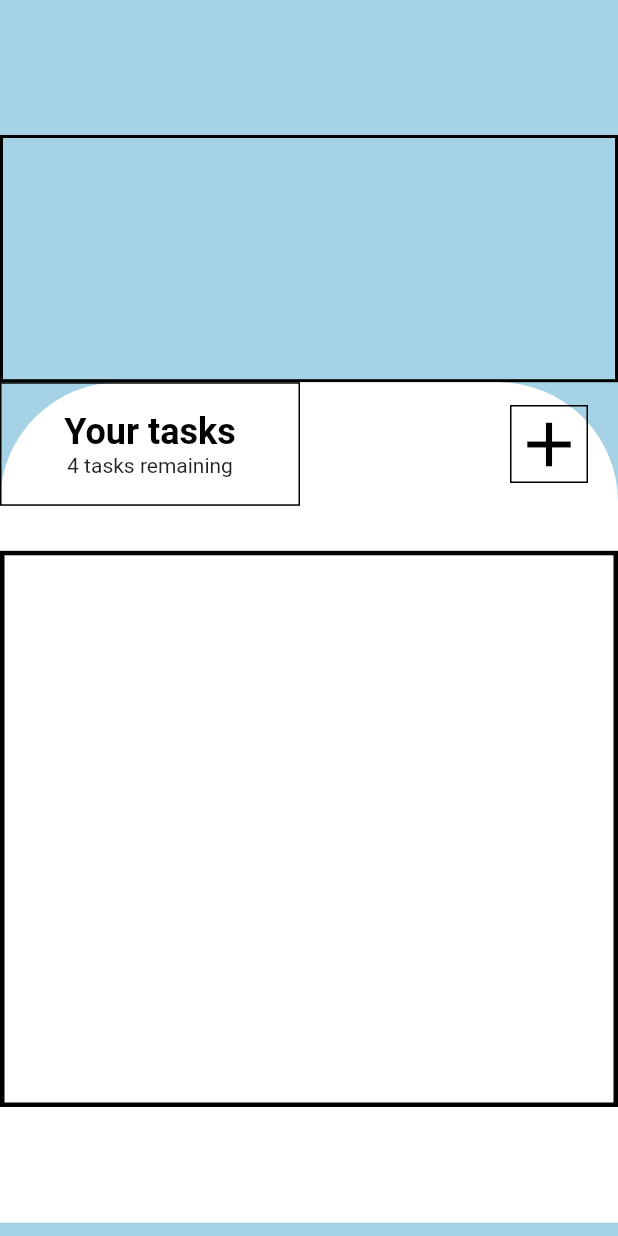
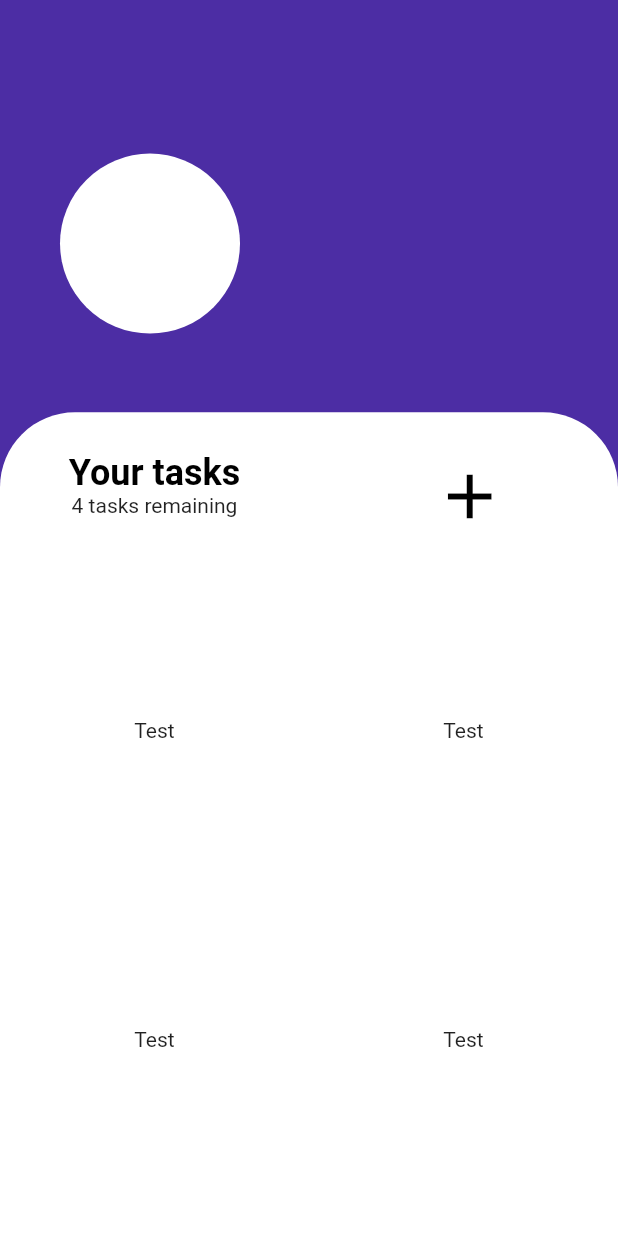
Before and after one commit to Maik96/GetYourTasksDone, a Flutter app: the HomeScreenContent screen opened directly with empty values, on a phone screen of 412 x 824 dp. Run offline on Flutter 3.47's test engine with Material 2 defaults, Android fonts, the phone set to English and light mode, and no system bars.

Commit message:
Working on User Interface, Adding some files, Working on file structure

```diff
--- a/doyourtasks/lib/views/home_screen/home_screen.dart
+++ b/doyourtasks/lib/views/home_screen/home_screen.dart
@@ -1,3 +1,5 @@
+import 'package:doyourtasks/views/add_screen/add_conent_view.dart';
+import 'package:doyourtasks/views/task_view/task_content_view.dart';
 import 'package:flutter/material.dart';
 
 class HomeScreenContent extends StatelessWidget {
@@ -12,42 +14,64 @@ class HomeScreenContent extends StatelessWidget {
   final String name;
   final String afternoonText;
 
+  void _navigateToAddScreen(BuildContext context) {
+    Navigator.of(context)
+        .push(MaterialPageRoute(builder: (context) => AddContentView()));
+  }
+
   @override
   Widget build(BuildContext context) {
     return Scaffold(
       body: Container(
         height: size.height,
         decoration:
-              const BoxDecoration(color: Color.fromARGB(255, 166, 210, 230)),
-          child: Column(children: [
-            SizedBox(width: size.width, height: 90),
+            const BoxDecoration(color: Color.fromARGB(250, 73, 41, 162)),
+        child: Column(
+          children: [
+            SizedBox(width: size.width, height: 80),
             Container(
               width: size.width,
               height: size.height * 0.2,
-              decoration: BoxDecoration(border: Border.all(width: 2)),
+              // decoration: BoxDecoration(border: Border.all(width: 2)),
               child: Row(children: [
                 const SizedBox(
-                    height: 40,
-                    width: 150), // Wird nacher gefuellt mit einem Icon
+                  width: 40,
+                ),
                 Container(
+                  decoration: const BoxDecoration(
+                      // border: Border.all(width: 2),
+                      color: Colors.white,
+                      borderRadius: BorderRadius.all(Radius.circular(100))),
+                  height: 120,
+                  width: 120,
+                  //    child: const Icon(
+                  //    Icons.boy,
+                  //  color: Colors.black,
+                  // size: 90,
+                  //  ),
+                ),
+                // Wird nacher gefuellt mit einem Icon
+                Container(
+                  // decoration: BoxDecoration(border: Border.all(width: 2)),
                   width: 180,
-                  height: 100,
-                  // decoration: BoxDecoration(border: Border.all(width: 2)),
+                  height: 120,
                   child: Column(
                       mainAxisAlignment: MainAxisAlignment.center,
                       children: [
                         Text(
                           name,
                           style: const TextStyle(
-                            color: Colors.black,
+                            color: Color.fromARGB(255, 255, 255, 255),
                             fontWeight: FontWeight.bold,
+                            fontFamily: 'Montserrat',
                             fontSize: 40,
                           ),
                         ),
                         Text(
                           afternoonText,
                           style: const TextStyle(
-                            color: Colors.grey,
+                            color: Color.fromARGB(255, 211, 211, 211),
+                            fontFamily: 'Roboto',
                             fontSize: 20,
                           ),
                         ),
@@ -55,21 +79,28 @@ class HomeScreenContent extends StatelessWidget {
                 ),
               ]),
             ),
+            SizedBox(
+              height: 30,
+            ),
             Center(
               child: Align(
                 alignment: Alignment.bottomCenter,
                 child: Container(
-                    height: size.height * 0.68,
+                  height: size.height * 0.67,
                   width: size.width,
                   alignment: Alignment.bottomLeft,
                   decoration: const BoxDecoration(
                       borderRadius: BorderRadius.only(
-                          topRight: Radius.circular(80),
-                          topLeft: Radius.circular(80),
+                        topRight: Radius.circular(50),
+                        topLeft: Radius.circular(50),
                       ),
                       color: Colors.white),
                   child: Column(
                     children: [
+                      Container(
+                        width: 30,
+                        height: 7,
+                      ),
                       Align(
                         child: Container(
                           width: size.width,
@@ -80,9 +111,10 @@ class HomeScreenContent extends StatelessWidget {
                               children: [
                                 Container(
                                     height: 100,
-                                      width: 200,
+                                    width: size.width * 0.5,
                                     decoration: BoxDecoration(
-                                          border: Border.all(width: 1)),
+                                        //  border: Border.all(width: 1)
+                                        ),
                                     child: Column(
                                       mainAxisAlignment:
                                           MainAxisAlignment.center,
@@ -99,33 +131,48 @@ class HomeScreenContent extends StatelessWidget {
                                             textAlign: TextAlign.center),
                                       ],
                                     )),
-                                  const SizedBox(
-                                    height: 30,
-                                    width: 140,
+                                Container(
+                                  decoration: const BoxDecoration(
+                                      // border: Border.all(width: 2),
+                                      ),
+                                  height: 10,
+                                  width: size.width * 0.18,
                                 ),
                                 Container(
-                                      decoration: BoxDecoration(
-                                          border: Border.all(width: 1)),
-                                      child: const Icon(
+                                  decoration: const BoxDecoration(
+                                      // border: Border.all(width: 1)
+                                      ),
+                                  height: 50,
+                                  width: 50,
+                                  child: IconButton(
+                                    icon: const Icon(
                                       Icons.add,
+                                      size: 50,
+                                    ),
                                     color: Colors.black,
-                                        size: 50,
-                                      )),
+                                    onPressed: () {
+                                      _navigateToAddScreen(context);
+                                    },
+                                  ),
+                                ),
                               ]),
                         ),
                       ),
-                        SizedBox(height: 30, width: size.width),
+                      SizedBox(height: 20, width: size.width),
                       Container(
                         width: size.width,
                         height: size.height * 0.45,
-                          decoration:
-                              BoxDecoration(border: Border.all(width: 3)),
+                        //   decoration: BoxDecoration(border: Border.all(width: 2)),
+                        child: TaskContentView(),
                       ),
                     ],
-                    )),
                   ),
                 ),
-          ])),
+              ),
+            ),
+          ],
+        ),
+      ),
     );
   }
 }
--- /dev/null
+++ b/doyourtasks/lib/views/task_view/task_content_view.dart
@@ -0,0 +1,19 @@
+import 'package:flutter/material.dart';
+
+class TaskContentView extends StatelessWidget {
+  const TaskContentView({
+    Key? key,
+  }) : super(key: key);
+
+  @override
+  Widget build(BuildContext context) {
+    return GridView.count(
+      crossAxisCount: 2,
+      children: List.generate(10, (index) {
+        return Center(
+          child: Text("Test"),
+        );
+      }),
+    );
+  }
+}
```
Also changed, not shown: doyourtasks/lib/main.dart (+4 -4 lines), doyourtasks/lib/views/add_screen/add_conent_view.dart (added, +84 -0 lines), doyourtasks/lib/views/credit/credit_info.dart (deleted, +0 -11 lines), doyourtasks/lib/views/welcome_page/welcome_screen.dart (+2 -23 lines), doyourtasks/lib/views/welcome_page/welcome_screen_content.dart (added, +76 -0 lines). Lines whose indentation alone changed are shown as unchanged.
